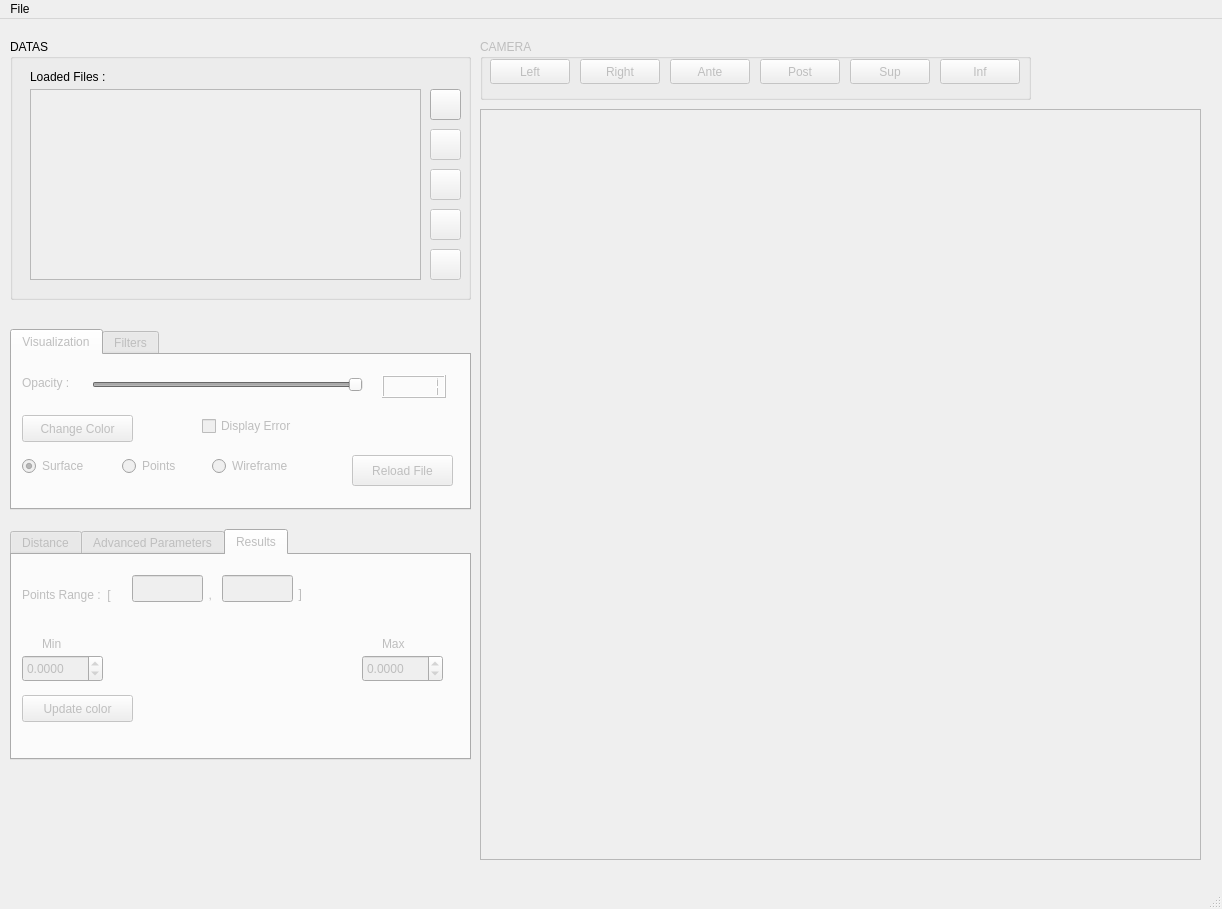
Above: meshMetricGui.ui from juliettepera/distance before the change. Below: the same form after it.
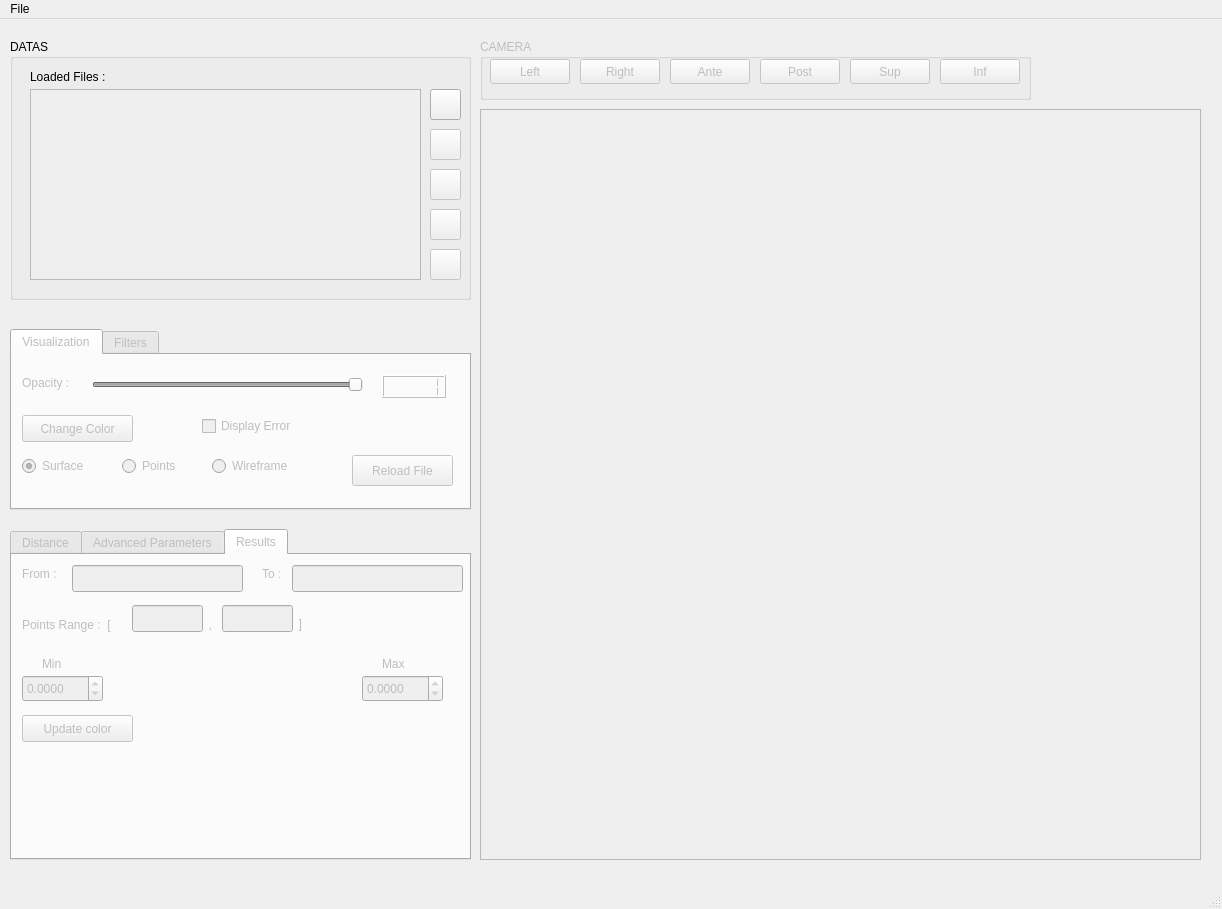
That is the form after the change. The open tabs and pages were chosen to show the change. Custom widgets are drawn as their Qt base class.

```diff
--- a/meshMetricGui.ui
+++ b/meshMetricGui.ui
@@ -609,7 +609,7 @@
       <x>10</x>
       <y>510</y>
       <width>461</width>
-      <height>231</height>
+      <height>331</height>
      </rect>
     </property>
     <property name="currentIndex">
@@ -788,7 +788,7 @@
       <property name="geometry">
        <rect>
         <x>10</x>
-        <y>140</y>
+        <y>160</y>
         <width>111</width>
         <height>27</height>
        </rect>
@@ -801,7 +801,7 @@
       <property name="geometry">
        <rect>
         <x>280</x>
-        <y>30</y>
+        <y>60</y>
         <width>21</width>
         <height>17</height>
        </rect>
@@ -814,7 +814,7 @@
       <property name="geometry">
        <rect>
         <x>190</x>
-        <y>30</y>
+        <y>60</y>
         <width>16</width>
         <height>20</height>
        </rect>
@@ -827,7 +827,7 @@
       <property name="geometry">
        <rect>
         <x>10</x>
-        <y>30</y>
+        <y>60</y>
         <width>111</width>
         <height>20</height>
        </rect>
@@ -840,7 +840,7 @@
       <property name="geometry">
        <rect>
         <x>120</x>
-        <y>20</y>
+        <y>50</y>
         <width>71</width>
         <height>27</height>
        </rect>
@@ -859,7 +859,7 @@
       <property name="geometry">
        <rect>
         <x>210</x>
-        <y>20</y>
+        <y>50</y>
         <width>71</width>
         <height>27</height>
        </rect>
@@ -878,7 +878,7 @@
       <property name="geometry">
        <rect>
         <x>10</x>
-        <y>100</y>
+        <y>120</y>
         <width>81</width>
         <height>27</height>
        </rect>
@@ -897,7 +897,7 @@
       <property name="geometry">
        <rect>
         <x>350</x>
-        <y>100</y>
+        <y>120</y>
         <width>81</width>
         <height>27</height>
        </rect>
@@ -916,7 +916,7 @@
       <property name="geometry">
        <rect>
         <x>110</x>
-        <y>80</y>
+        <y>100</y>
         <width>238</width>
         <height>40</height>
        </rect>
@@ -932,7 +932,7 @@
       <property name="geometry">
        <rect>
         <x>30</x>
-        <y>80</y>
+        <y>100</y>
         <width>31</width>
         <height>17</height>
        </rect>
@@ -945,7 +945,7 @@
       <property name="geometry">
        <rect>
         <x>370</x>
-        <y>80</y>
+        <y>100</y>
         <width>31</width>
         <height>17</height>
        </rect>
@@ -954,6 +954,58 @@
        <string>Max</string>
       </property>
      </widget>
+     <widget class="QLineEdit" name="lineEditA">
+      <property name="geometry">
+       <rect>
+        <x>60</x>
+        <y>10</y>
+        <width>171</width>
+        <height>27</height>
+       </rect>
+      </property>
+      <property name="readOnly">
+       <bool>true</bool>
+      </property>
+     </widget>
+     <widget class="QLineEdit" name="lineEditB">
+      <property name="geometry">
+       <rect>
+        <x>280</x>
+        <y>10</y>
+        <width>171</width>
+        <height>27</height>
+       </rect>
+      </property>
+      <property name="readOnly">
+       <bool>true</bool>
+      </property>
+     </widget>
+     <widget class="QLabel" name="label_3">
+      <property name="geometry">
+       <rect>
+        <x>10</x>
+        <y>10</y>
+        <width>63</width>
+        <height>17</height>
+       </rect>
+      </property>
+      <property name="text">
+       <string>From : </string>
+      </property>
+     </widget>
+     <widget class="QLabel" name="label_4">
+      <property name="geometry">
+       <rect>
+        <x>250</x>
+        <y>10</y>
+        <width>31</width>
+        <height>17</height>
+       </rect>
+      </property>
+      <property name="text">
+       <string>To :</string>
+      </property>
+     </widget>
     </widget>
    </widget>
   </widget>
```
Left out of the diff: 4 changed lines with no effect on the pictures.
